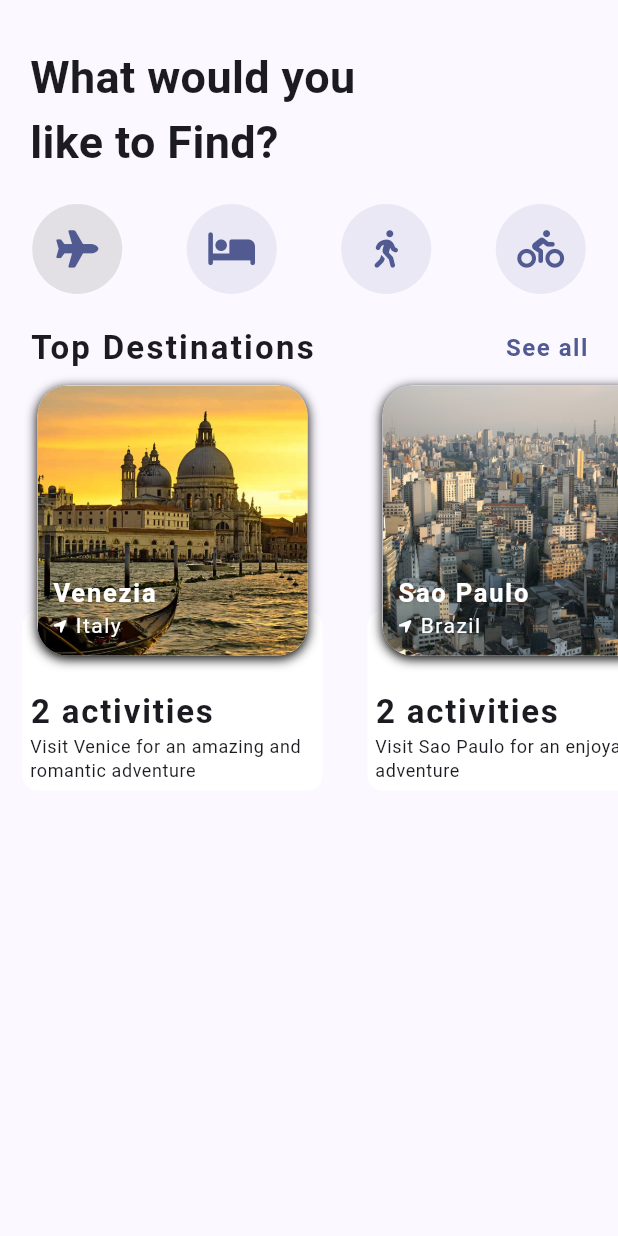
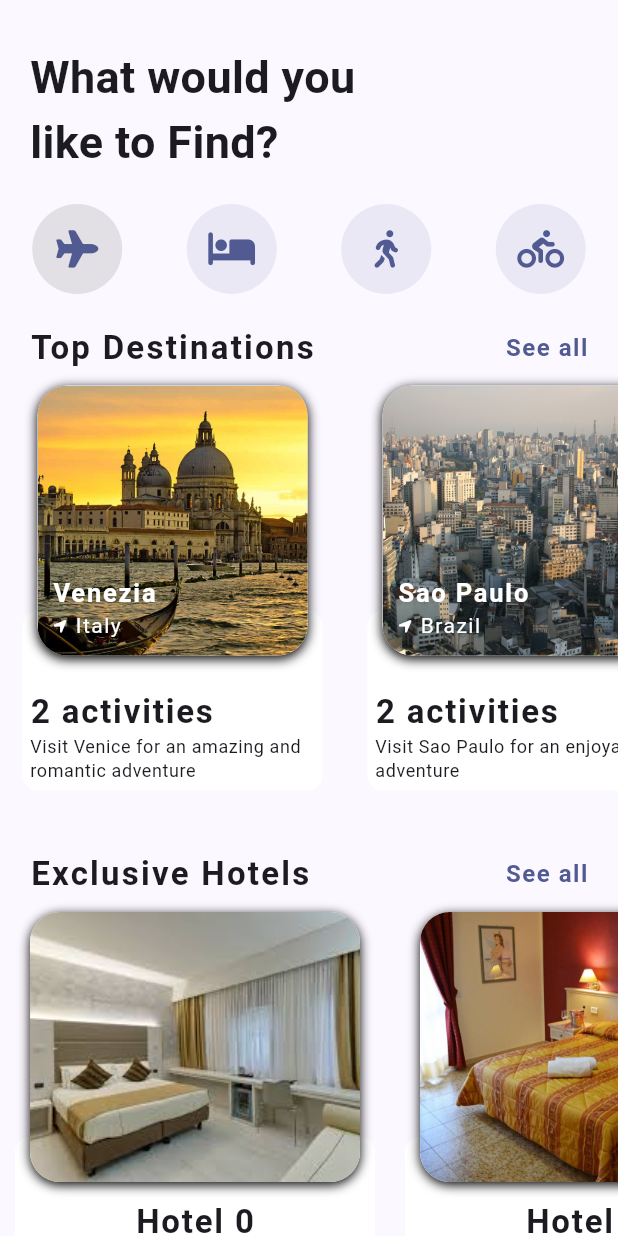
Before and after one commit to Type-Here/TravelApp-Learning, a Flutter app: the screen it shows after launch, on a phone screen of 412 x 824 dp. Run offline on Flutter 3.47's test engine with Material 3 defaults, Android fonts, the phone set to English and light mode, and no system bars; our stand-ins replace font_awesome_flutter.

Commit message:
Implemented Hotels Carousel

```diff
--- a/lib/screens/home_screen.dart
+++ b/lib/screens/home_screen.dart
@@ -1,5 +1,6 @@
 import 'package:flutter/material.dart';
 import 'package:font_awesome_flutter/font_awesome_flutter.dart';
+import 'package:travel_app/widget/hotel_carousel.dart';
 
 import '../widget/destination_carousel.dart';
 
@@ -76,6 +77,8 @@ class _HomeScreenState extends State<HomeScreen>{
 
             const SizedBox(height: 20.0,),
             const DestinationCarousel(),
+            const SizedBox(height: 20.0,),
+            const HotelCarousel(),
 
           ],
         )
--- /dev/null
+++ b/lib/widget/hotel_carousel.dart
@@ -0,0 +1,128 @@
+import 'package:flutter/material.dart';
+import 'package:font_awesome_flutter/font_awesome_flutter.dart';
+
+import '../models/hotel_model.dart';
+
+class HotelCarousel extends StatelessWidget {
+  const HotelCarousel({super.key});
+
+  @override
+  Widget build(BuildContext context) {
+    return Column(
+      children: <Widget>[
+
+        Padding(
+          padding: const EdgeInsets.symmetric(horizontal: 20.0),
+          child: Row(
+            mainAxisAlignment: MainAxisAlignment.spaceBetween,
+            children: <Widget>[
+              const Text(
+                'Exclusive Hotels',
+                style: TextStyle(
+                  fontSize: 22.0,
+                  fontWeight: FontWeight.bold,
+                  letterSpacing: 1.5,
+                ),
+              ),
+              GestureDetector(
+                onTap: () => print('See All'),
+                child: Text('See all',
+                  style: TextStyle(
+                    color: Theme.of(context).primaryColor,
+                    fontSize: 16.0,
+                    fontWeight: FontWeight.w600,
+                    letterSpacing: 1.0,
+
+                  ),
+                ),
+              ),
+            ],
+          ),
+        ),
+
+        SizedBox(
+          height: 300.0,
+          child: ListView.builder(
+              scrollDirection: Axis.horizontal,
+              itemCount: hotels.length,
+              itemBuilder: (context, index){
+                Hotel hotel = hotels[index];
+                return Container(
+                  margin: const EdgeInsets.all(10.0),
+                  width: 240.0,
+                  child: Stack(
+                    alignment: Alignment.topCenter,
+                    children: <Widget>[
+
+                      Positioned(
+                        bottom: 10.0,
+                        child: Container(
+                          height: 120.0,
+                          width: 240.0,
+                          decoration: BoxDecoration(
+                            color: Colors.white,
+                            borderRadius: BorderRadius.circular(10.0),
+                          ),
+                          child: Padding(
+                            padding: const EdgeInsets.all(5.0),
+                            child: Column(
+                              mainAxisAlignment: MainAxisAlignment.end,
+                              crossAxisAlignment: CrossAxisAlignment.center,
+                              children: <Widget>[
+                                Text(
+                                  hotel.name,
+                                  style: const TextStyle(
+                                    fontSize: 22.0,
+                                    fontWeight: FontWeight.w600,
+                                    letterSpacing: 1.2,
+                                  ),
+                                ),
+                                const SizedBox(height: 2.0),
+                                Text(
+                                  hotel.address,
+                                  style: Theme.of(context).textTheme.bodySmall,
+                                ),
+                                const SizedBox(height: 2.0,),
+                                Text(
+                                  '\$${hotel.price} / night',
+                                  style: const TextStyle(
+                                    fontSize: 16.0,
+                                    fontWeight: FontWeight.w600,
+                                  ),
+                                )
+                              ],
+                            ),
+                          ),
+                        ),
+                      ),
+
+                      Container(
+                        decoration: BoxDecoration(
+                            color: Colors.white,
+                            borderRadius: BorderRadius.circular(20.0),
+                            boxShadow: [BoxShadow(
+                              color: Theme.of(context).shadowColor,
+                              offset: const Offset(0, 2),
+                              blurRadius: 6.0,
+                            ),
+                            ]
+                        ),
+                        child: ClipRRect(
+                          borderRadius: BorderRadius.circular(20.0),
+                          child: Image(
+                            height: 180.0,
+                            width: 220.0,
+                            image: AssetImage(hotel.imageUrl),
+                            fit: BoxFit.cover,
+                          ),
+                        ),
+                      )
+                    ],
+                  ),
+                );
+              }),
+        ),
+      ],
+    );
+  }
+}
```
